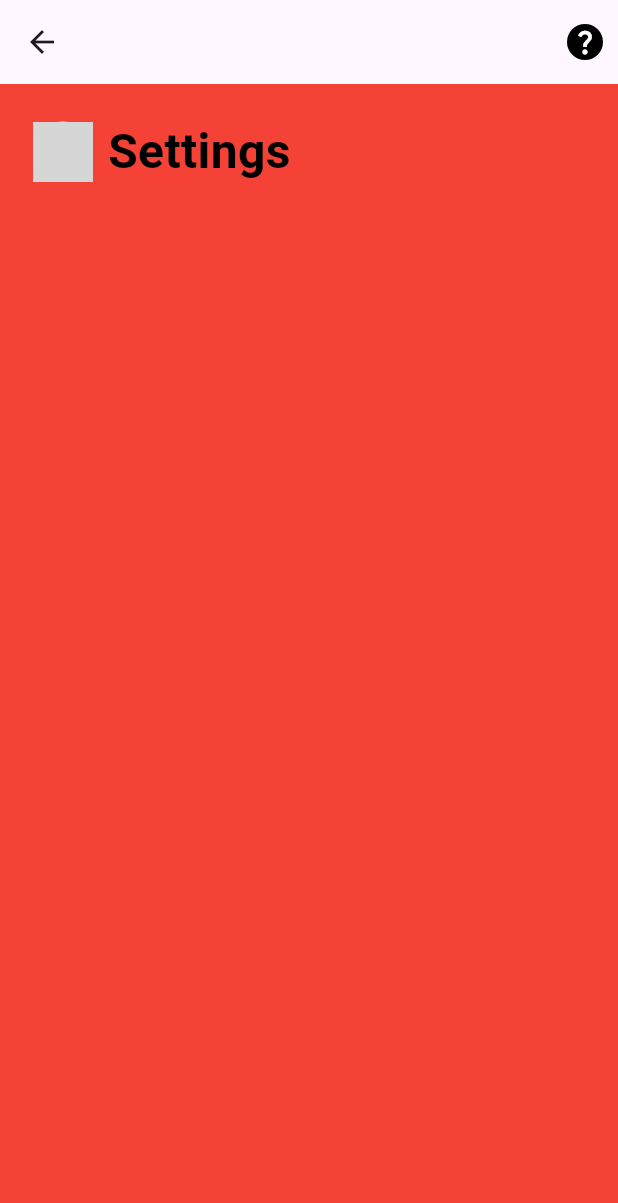
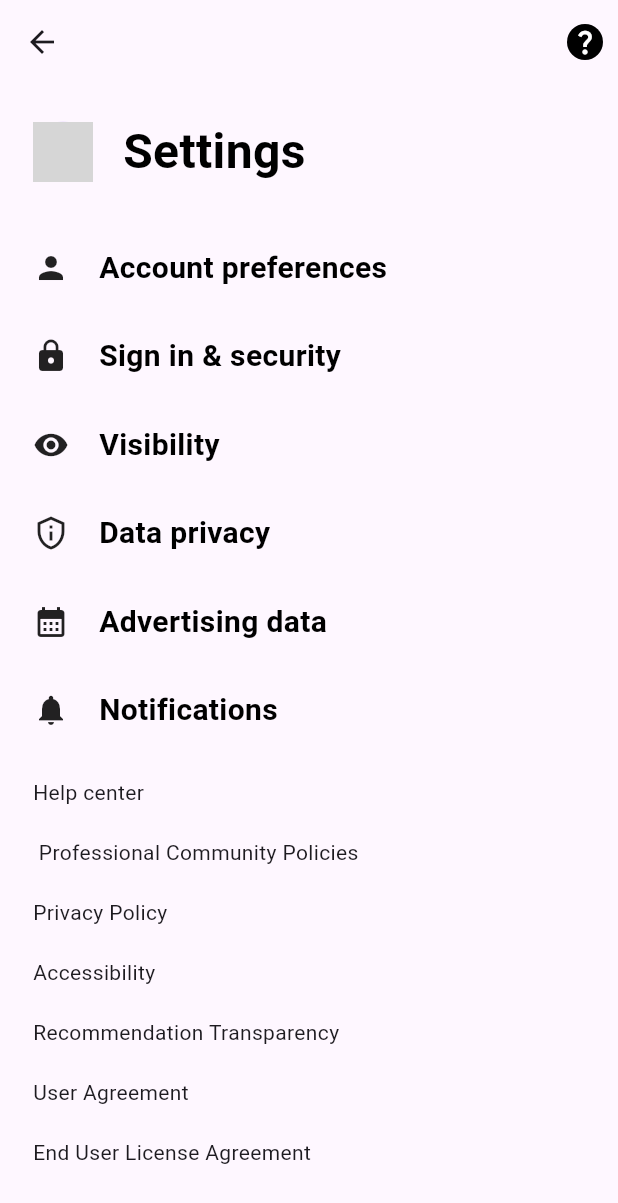
Before and after one commit to sharonRodrigues2255/linkedIn_clone, a Flutter app: the screen it shows after launch, in the side drawer, after a tap on "Settings", on a phone screen of 412 x 824 dp. Shown: the top 1203 px of the screen. Run offline on Flutter 3.47's test engine with Material 2 defaults, Android fonts, the phone set to English and light mode, and no system bars; network calls fail; grey boxes are pictures that could not be loaded.

Commit message:
Settings page ui finished

```diff
--- a/lib/view/settings/settings.dart
+++ b/lib/view/settings/settings.dart
@@ -1,8 +1,8 @@
 import 'package:flutter/material.dart';
 import 'package:linkedin_clone/utils/contants/colors.dart';
 import 'package:linkedin_clone/utils/contants/contant_sizes.dart';
-import 'package:linkedin_clone/utils/contants/myfont.dart';
 import 'package:linkedin_clone/utils/contants/profile_data.dart';
+import 'package:linkedin_clone/view/settings/widgets/settings_item.dart';
 
 class Settings extends StatelessWidget {
   const Settings({super.key});
@@ -10,7 +10,6 @@ class Settings extends StatelessWidget {
   @override
   Widget build(BuildContext context) {
     return Scaffold(
-      backgroundColor: Colors.red,
       appBar: AppBar(
         actions: [
           CircleAvatar(
@@ -26,35 +25,71 @@ class Settings extends StatelessWidget {
       ),
       body: Padding(
         padding: const EdgeInsets.all(22.0),
-        child: SettingsItems(
-          icon: CircleAvatar(
-            backgroundImage: NetworkImage(Profile.profilePicture),
+        child: SingleChildScrollView(
+          child: Column(
+            crossAxisAlignment: CrossAxisAlignment.start,
+            mainAxisAlignment: MainAxisAlignment.start,
+            children: [
+              SettingsItems(
+                icon: CircleAvatar(
+                  radius: 20,
+                  backgroundImage: NetworkImage(Profile.profilePicture),
+                ),
+                title: "Settings",
+                size: 32.0,
+              ),
+              SizedBox(
+                height: 40,
+              ),
+              ListView.builder(
+                  shrinkWrap: true,
+                  physics: NeverScrollableScrollPhysics(),
+                  itemCount: 6,
+                  itemBuilder: (context, index) {
+                    return Column(
+                      children: [
+                        settingsItems[index],
+                        SizedBox(
+                          height: 30,
+                        )
+                      ],
+                    );
+                  }),
+              ListView.builder(
+                  shrinkWrap: true,
+                  physics: NeverScrollableScrollPhysics(),
+                  itemCount: 9,
+                  itemBuilder: (context, index) {
+                    return Column(
+                      crossAxisAlignment: CrossAxisAlignment.start,
+                      children: [Text(moreSettings[index]), height20],
+                    );
+                  })
+            ],
           ),
-          title: "Settings",
-          size: 32.0,
         ),
       ),
     );
   }
 }
 
-class SettingsItems extends StatelessWidget {
-  const SettingsItems(
-      {super.key, required this.icon, required this.title, this.size = 20});
-  final Widget icon;
-  final String title;
-  final double size;
-  @override
-  Widget build(BuildContext context) {
-    return Row(
-      children: [
-        icon,
-        width10,
-        Text(
-          title,
-          style: myfont(size: size),
-        )
-      ],
-    );
-  }
-}
+List settingsItems = const [
+  SettingsItems(icon: Icon(Icons.person), title: "Account preferences"),
+  SettingsItems(icon: Icon(Icons.lock), title: "Sign in & security"),
+  SettingsItems(icon: Icon(Icons.remove_red_eye), title: "Visibility"),
+  SettingsItems(icon: Icon(Icons.privacy_tip_outlined), title: "Data privacy"),
+  SettingsItems(icon: Icon(Icons.calendar_month), title: "Advertising data"),
+  SettingsItems(icon: Icon(Icons.notifications), title: "Notifications"),
+];
+
+List moreSettings = const [
+  "Help center",
+  " Professional Community Policies",
+  "Privacy Policy",
+  "Accessibility",
+  "Recommendation Transparency",
+  "User Agreement",
+  "End User License Agreement",
+  "Sign Out",
+  "VERSION 4.1.848.1"
+];
--- a/lib/view/settings/widgets/settings_item.dart
+++ b/lib/view/settings/widgets/settings_item.dart
@@ -13,7 +13,7 @@ class SettingsItems extends StatelessWidget {
     return Row(
       children: [
         icon,
-        width10,
+        width20,
         Text(
           title,
           style: myfont(size: size),
```
